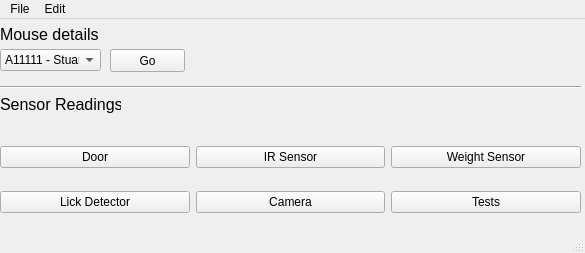
Before: the Qt Designer form Python/gui/mainwin.ui in yagarwal123/autonomouse, drawn with Qt 5.
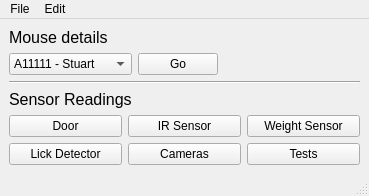
After: the same form once the commit is applied.

Patch:
```diff
--- a/Python/gui/mainwin.ui
+++ b/Python/gui/mainwin.ui
@@ -6,23 +6,17 @@
    <rect>
     <x>0</x>
     <y>0</y>
-    <width>585</width>
-    <height>253</height>
+    <width>369</width>
+    <height>156</height>
    </rect>
   </property>
   <property name="windowTitle">
    <string>MainWindow</string>
   </property>
   <widget class="QWidget" name="centralwidget">
+   <layout class="QGridLayout" name="gridLayout">
+    <item row="0" column="0">
    <widget class="QLabel" name="label_blah">
-    <property name="geometry">
-     <rect>
-      <x>0</x>
-      <y>0</y>
-      <width>101</width>
-      <height>31</height>
-     </rect>
-    </property>
     <property name="font">
      <font>
       <pointsize>12</pointsize>
@@ -32,28 +26,9 @@
      <string>Mouse details</string>
     </property>
    </widget>
-   <widget class="Line" name="line">
-    <property name="geometry">
-     <rect>
-      <x>0</x>
-      <y>60</y>
-      <width>581</width>
-      <height>16</height>
-     </rect>
-    </property>
-    <property name="orientation">
-     <enum>Qt::Horizontal</enum>
-    </property>
-   </widget>
+    </item>
+    <item row="1" column="0">
    <widget class="QComboBox" name="comboBox">
-    <property name="geometry">
-     <rect>
-      <x>0</x>
-      <y>30</y>
-      <width>101</width>
-      <height>22</height>
-     </rect>
-    </property>
     <item>
      <property name="text">
       <string>A11111 - Stuart</string>
@@ -65,28 +40,36 @@
      </property>
     </item>
    </widget>
+    </item>
+    <item row="1" column="1">
    <widget class="QPushButton" name="mouse_button">
-    <property name="geometry">
-     <rect>
-      <x>110</x>
-      <y>30</y>
-      <width>75</width>
-      <height>23</height>
-     </rect>
-    </property>
     <property name="text">
      <string>Go</string>
     </property>
    </widget>
+    </item>
+    <item row="1" column="2">
+     <spacer name="horizontalSpacer">
+      <property name="orientation">
+       <enum>Qt::Horizontal</enum>
+      </property>
+      <property name="sizeHint" stdset="0">
+       <size>
+        <width>202</width>
+        <height>20</height>
+       </size>
+      </property>
+     </spacer>
+    </item>
+    <item row="2" column="0" colspan="3">
+     <widget class="Line" name="line">
+      <property name="orientation">
+       <enum>Qt::Horizontal</enum>
+      </property>
+     </widget>
+    </item>
+    <item row="3" column="0">
    <widget class="QLabel" name="label_blah_2">
-    <property name="geometry">
-     <rect>
-      <x>0</x>
-      <y>70</y>
-      <width>121</width>
-      <height>31</height>
-     </rect>
-    </property>
     <property name="font">
      <font>
       <pointsize>12</pointsize>
@@ -96,15 +79,8 @@
      <string>Sensor Readings</string>
     </property>
    </widget>
-   <widget class="QWidget" name="gridLayoutWidget_2">
-    <property name="geometry">
-     <rect>
-      <x>0</x>
-      <y>110</y>
-      <width>581</width>
-      <height>101</height>
-     </rect>
-    </property>
+    </item>
+    <item row="4" column="0" colspan="3">
     <layout class="QGridLayout" name="gridLayout_2">
      <item row="0" column="1">
       <widget class="QPushButton" name="irButton">
@@ -137,7 +113,7 @@
      <item row="1" column="1">
       <widget class="QPushButton" name="cameraButton">
        <property name="text">
-        <string>Camera</string>
+         <string>Cameras</string>
        </property>
       </widget>
      </item>
@@ -149,15 +125,16 @@
       </widget>
      </item>
     </layout>
-   </widget>
+    </item>
+   </layout>
   </widget>
   <widget class="QMenuBar" name="menubar">
    <property name="geometry">
     <rect>
      <x>0</x>
      <y>0</y>
-     <width>585</width>
-     <height>21</height>
+     <width>369</width>
+     <height>18</height>
     </rect>
    </property>
    <widget class="QMenu" name="menuFile">
```
Lines whose indentation alone changed are shown as unchanged.
